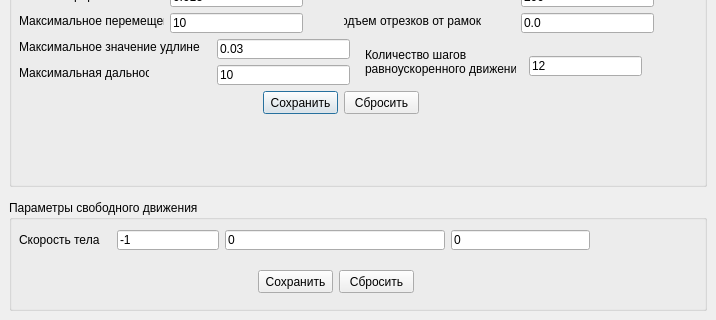
Qt form solversettings.ui (ChrisEllin/VortexMethod) before a commit; both pictures show x 0 to 716 and y 193 to 513 of the 716 by 513 pixel window.
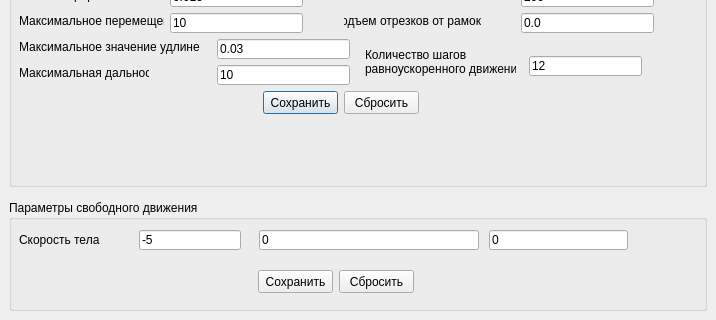
The same form after that commit.

```diff
--- a/solversettings.ui
+++ b/solversettings.ui
@@ -497,7 +497,7 @@
    <widget class="QLineEdit" name="yVelBodyLineEdit">
     <property name="geometry">
      <rect>
-      <x>216</x>
+      <x>250</x>
       <y>30</y>
       <width>220</width>
       <height>20</height>
@@ -510,20 +510,20 @@
    <widget class="QLineEdit" name="xVelBodyLineEdit">
     <property name="geometry">
      <rect>
-      <x>108</x>
+      <x>130</x>
       <y>30</y>
       <width>102</width>
       <height>20</height>
      </rect>
     </property>
     <property name="text">
-     <string>-1</string>
+     <string>-5</string>
     </property>
    </widget>
    <widget class="QLineEdit" name="zVelBodyLineEdit">
     <property name="geometry">
      <rect>
-      <x>442</x>
+      <x>480</x>
       <y>30</y>
       <width>139</width>
       <height>20</height>
```
